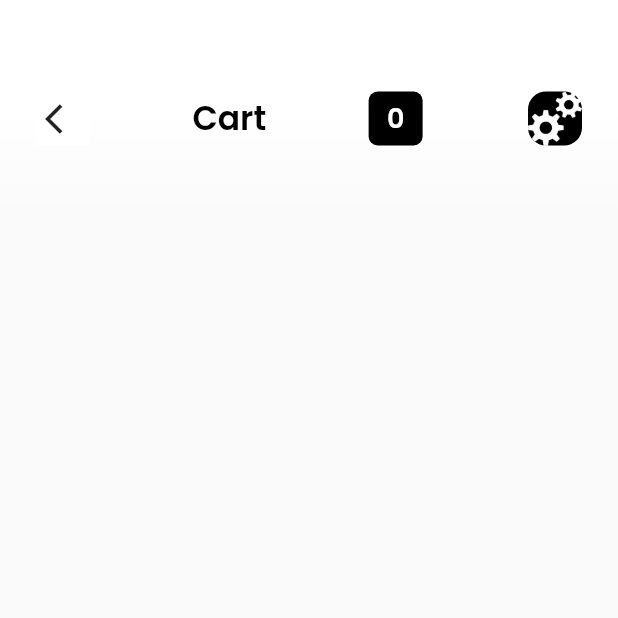
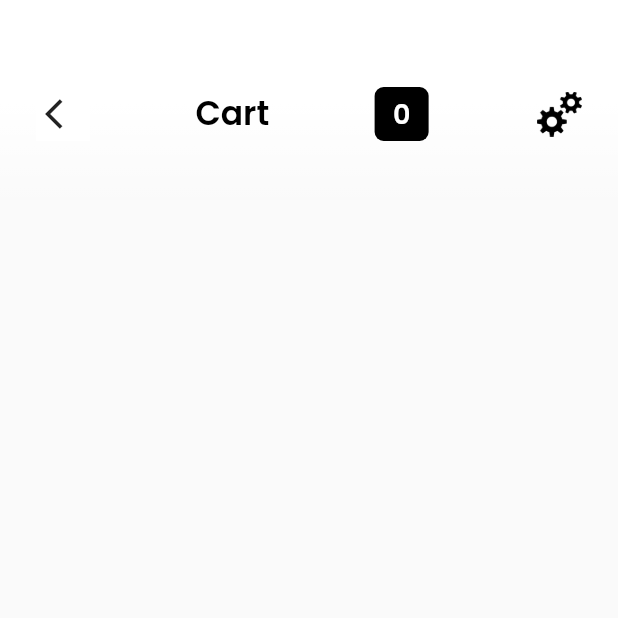
Before and after one commit to Francisg7/Sell_it, a Flutter app: the screen it shows once a user with an empty profile is signed in, after a tap on an icon or button, on a phone screen of 412 x 824 dp, the top half of it. Run offline on Flutter 3.47's test engine with Material 2 defaults, Android fonts, the phone set to English and light mode, and no system bars; our stand-ins replace cloud_firestore, firebase_auth, firebase_core, google_fonts; accounts and stored records are empty; network calls fail.

```diff
--- a/lib/Screens/constants.dart
+++ b/lib/Screens/constants.dart
@@ -25,4 +25,10 @@ class Constants {
       fontWeight: FontWeight.w600,
       color: Colors.black
   );
+
+  static const regularIcon = TextStyle(
+    fontSize: 12.0,
+    fontWeight: FontWeight.w300,
+    color: Colors.grey,
+  );
 }
--- a/lib/Screens/home.dart
+++ b/lib/Screens/home.dart
@@ -5,6 +5,7 @@ import 'package:sell_it/tabs/chat_tab.dart';
 import 'package:sell_it/tabs/home_tab.dart';
 import 'package:sell_it/tabs/save_tab.dart';
 import 'package:sell_it/tabs/search_tab.dart';
+import 'package:sell_it/tabs/sell_tab.dart';
 import 'package:sell_it/widgets/Button_tabs.dart';
 
 class HomePage extends StatefulWidget {
@@ -52,7 +53,7 @@ class _HomePageState extends State<HomePage> {
                   children: [
                     HomeTab(),
                     SearchTab(),
-                    SearchTab(),
+                    SellTab(),
                     ChatTab(),
                     SaveTab(),
                   ],
--- a/lib/tabs/home_tab.dart
+++ b/lib/tabs/home_tab.dart
@@ -1,6 +1,7 @@
 import 'package:cloud_firestore/cloud_firestore.dart';
 import 'package:flutter/cupertino.dart';
 import 'package:flutter/material.dart';
+import 'package:sell_it/Screens/add_product.dart';
 import 'package:sell_it/widgets/custom_action_bar.dart';
 import 'package:sell_it/widgets/product_card.dart';
 
@@ -10,7 +11,17 @@ class HomeTab extends StatelessWidget {
 
   @override
   Widget build(BuildContext context) {
-    return Container(
+    return Scaffold(
+      floatingActionButton: FloatingActionButton(
+        onPressed: () {
+         Navigator.push(context, MaterialPageRoute(
+           builder: (context) => AddProduct(),
+         ));
+        },
+        child: const Icon(Icons.add),
+        backgroundColor: Colors.black.withOpacity(0.8),
+      ),
+       body: Container(
            child:Stack(
              children: [
                FutureBuilder<QuerySnapshot>(
@@ -33,19 +44,19 @@ class HomeTab extends StatelessWidget {
                            ),
                            children: snapshot.data.docs.map((document){
                              return ProductCard(
-                     title: document.data()['name'],
-                     imageUrl: document.data()['images'][0],
-                     price: "${document.data()['price']}Fcfa",
+                               title:document.data()['name'],
+                               imageUrl:document.data()['images'][0],
+                               price:"${document.data()['price']}Fcfa",
                                productId: document.id,
                              );
                            }).toList()
                        );
                      }
                      //Loading State
-             return Scaffold(
-                 body: Center(
-                 child: CircularProgressIndicator(),
-             ),
+                     return Container(
+                       // body: Center(
+                       //   child: CircularProgressIndicator(),
+                       // ),
                      );
                    }
                ),
@@ -55,6 +66,7 @@ class HomeTab extends StatelessWidget {
                ),
              ],
            )
+       ),
       );
   }
 }
--- a/lib/widgets/custom_action_bar.dart
+++ b/lib/widgets/custom_action_bar.dart
@@ -106,12 +106,12 @@ class CustomActionBar extends StatelessWidget {
           Padding(
             padding: const EdgeInsets.fromLTRB(2.0,5.0,0.0,5.0),
             child: Container(
-              width: 36.0,
-              height: 36.0,
-              decoration: BoxDecoration(
-                color: Colors.black,
-                borderRadius: BorderRadius.circular(12.0),
-              ),
+              width: 30.0,
+              height: 30.0,
+              // decoration: BoxDecoration(
+              //   color: Colors.black,
+              //   borderRadius: BorderRadius.circular(12.0),
+              // ),
               child: GestureDetector(
                 onTap: (){
                   FirebaseAuth.instance.signOut();
@@ -120,8 +120,8 @@ class CustomActionBar extends StatelessWidget {
                 image: AssetImage(
                     "Assets/tab_settings.png"
                 ),
-                 height: 22.0,
-                  color: Colors.white,
+                 height: 16.0,
+                  color: Colors.black,
                 ),
               ),
             ),
```
Also changed, not shown: lib/Screens/add_product.dart (added, +20 -0 lines), lib/widgets/product_card.dart (+39 -2 lines). Lines whose indentation alone changed are shown as unchanged.
